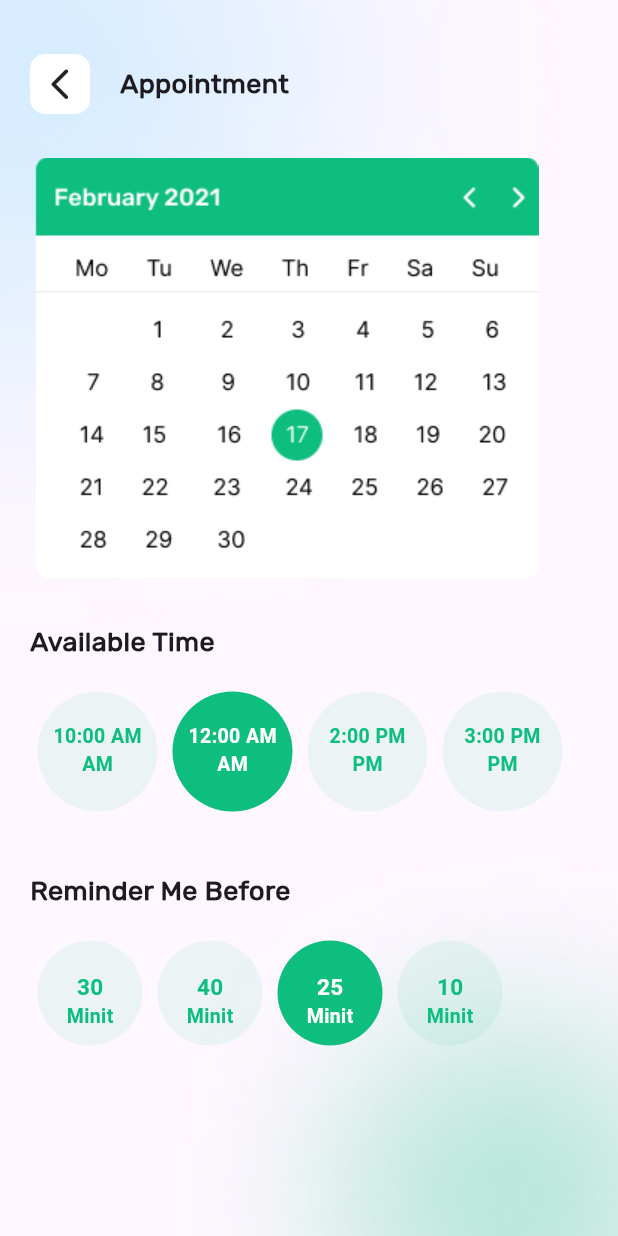
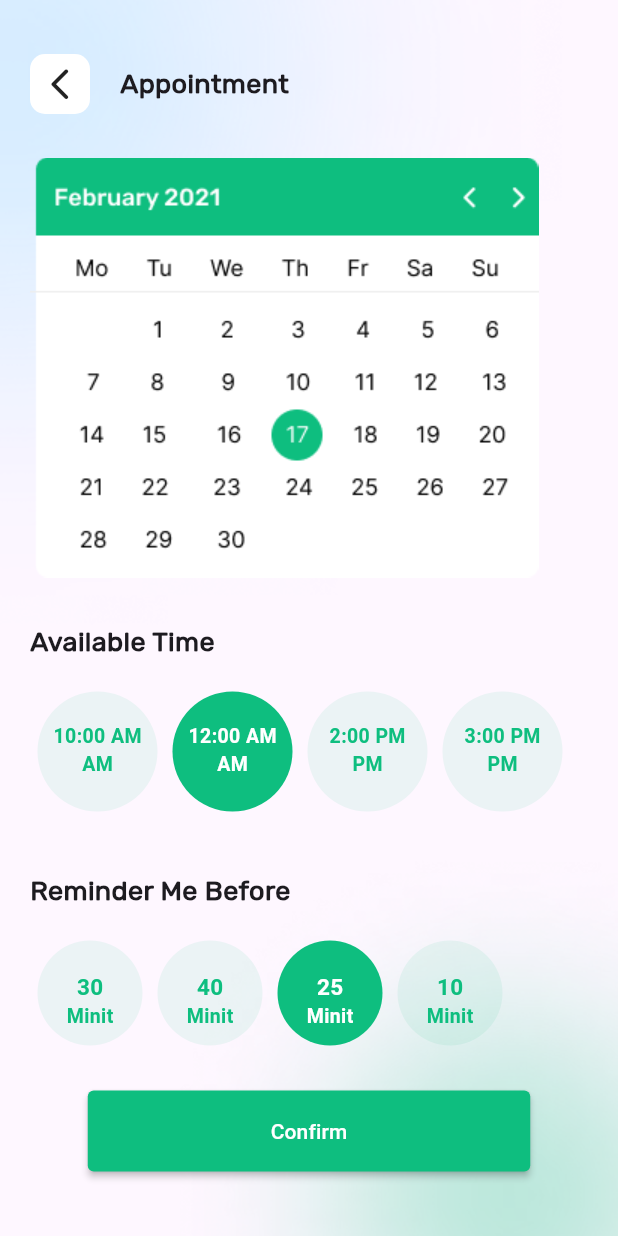
Before and after one commit to razor322/doctor-hunt-app, a Flutter app: the AppointmentPage2 screen opened directly, on a phone screen of 412 x 824 dp. Run offline on Flutter 3.47's test engine with Material 3 defaults, Android fonts, the phone set to English and light mode, and no system bars; our stand-ins replace curved_navigation_bar; missing offline and left inert: onboarding_animation.

Commit message:
minor update

```diff
--- a/lib/pages/appointment2.dart
+++ b/lib/pages/appointment2.dart
@@ -252,6 +252,30 @@ class _AppointmentPage2State extends State<AppointmentPage2> {
                           ],
                         ),
                       ),
+
+                      Padding(
+                        padding: const EdgeInsets.only(top: 20, bottom: 10),
+                        child: Center(
+                          child: Container(
+                            width: 295,
+                            height: 54,
+                            child: MaterialButton(
+                              shape: RoundedRectangleBorder(
+                                  borderRadius: BorderRadius.circular(4)),
+                              color: primary,
+                              textColor: Colors.white,
+                              onPressed: () {
+                                Navigator.push(
+                                    context,
+                                    MaterialPageRoute(
+                                        builder: (context) =>
+                                            AppointmentPage2()));
+                              },
+                              child: Text('Confirm'),
+                            ),
+                          ),
+                        ),
+                      ),
                     ],
                   ),
                 ),
```
Also changed, not shown: lib/pages/home_page.dart (+8 -5 lines).
